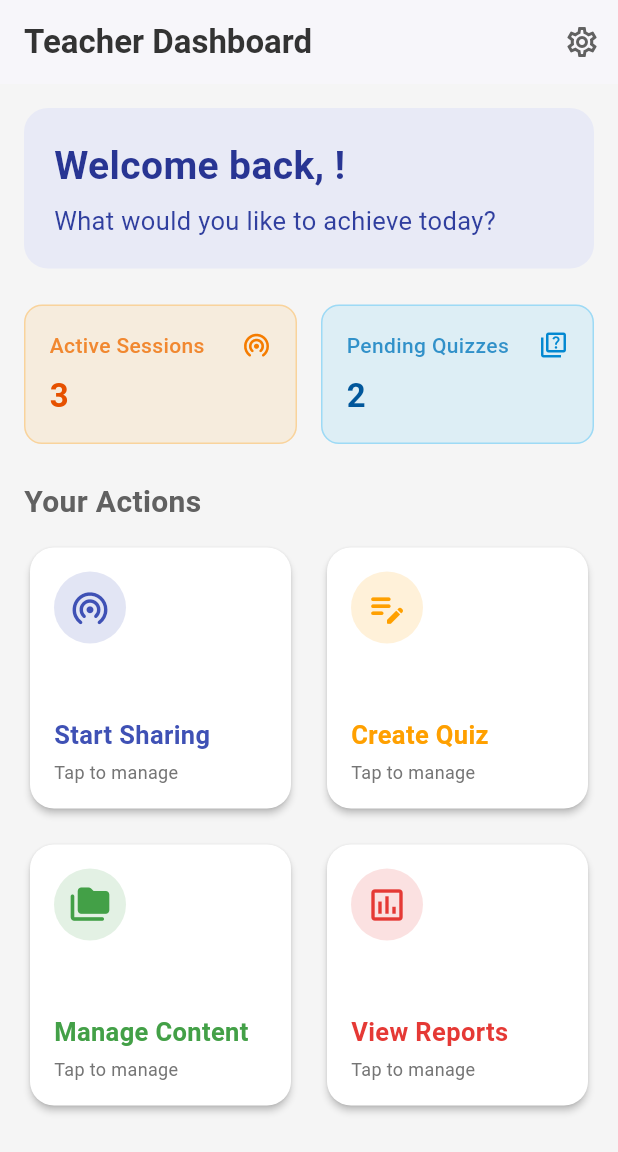
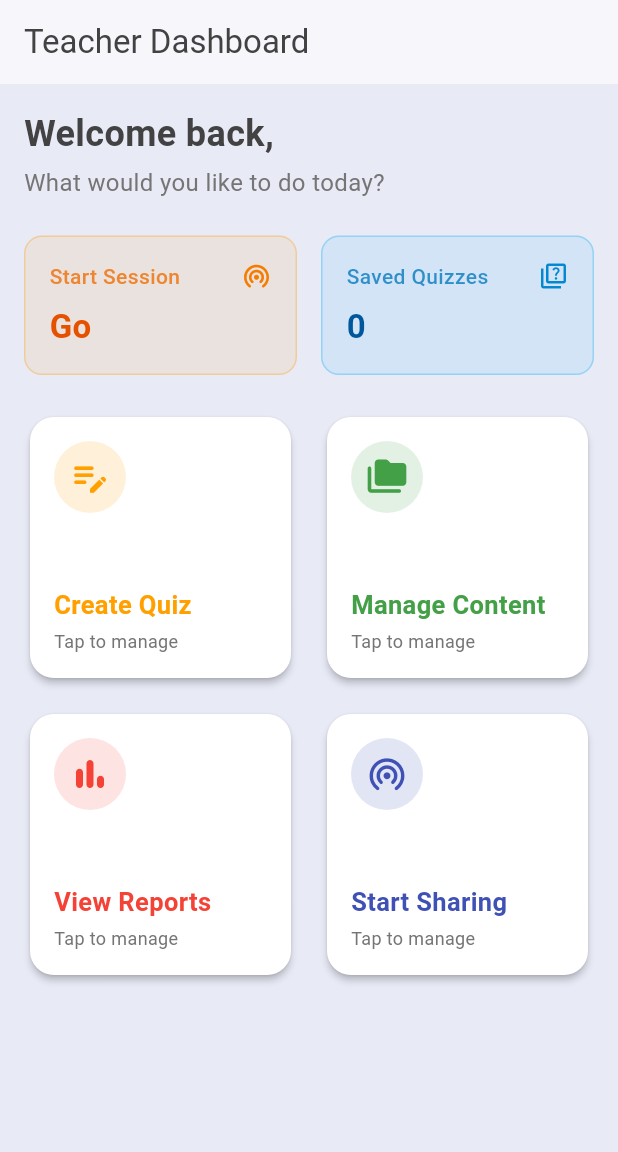
Before and after one commit to harikn2003/peer_to_peer_learning_network, a Flutter app: the TeacherHomePage screen opened directly, on a phone screen of 412 x 824 dp. Shown: the top 1152 px of the screen. Run offline on Flutter 3.47's test engine with Material 3 defaults, Android fonts, the light colour scheme and no system bars; our stand-ins replace device_info_plus, file_picker, location, open_file, permission_handler, pinput and 1 more; missing offline and left inert: nearby_connections; accounts and stored records are empty.

Commit message:
Refactor: Teacher Dashboard UI and Functionality Update
This commit introduces several enhancements to the teacher's home page:

- **Dynamic Quiz Count:** The "Saved Quizzes" stat now dynamically loads and displays the number of quizzes from the application's documents directory.
- **Pull-to-Refresh:** Implemented pull-to-refresh functionality to update both the teacher's name and the quiz count.
- **UI Refinements:**
    - Updated the welcome header style.
    - Changed the background color of the page.
    - Removed the settings icon from the AppBar.
    - Made the "Quick Stats" cards tappable, navigating to "Start Session" and "Content Management" pages respectively.
    - Reordered and updated icons for action cards in the "Your Actions" grid.
- **Navigation Callbacks:** Added callbacks to refresh the quiz count when returning from "Create Quiz" and "Content Management" pages.

```diff
--- a/lib/screens/teacher/home_page.dart
+++ b/lib/screens/teacher/home_page.dart
@@ -1,4 +1,6 @@
+import 'dart:io';
 import 'package:flutter/material.dart';
+import 'package:path_provider/path_provider.dart';
 import 'package:shared_preferences/shared_preferences.dart';
 import 'package:peer_to_peer_learning_network/screens/teacher/create_quiz_page.dart';
 import 'package:peer_to_peer_learning_network/screens/teacher/content_management_page.dart';
@@ -14,102 +16,97 @@ class TeacherHomePage extends StatefulWidget {
 
 class _TeacherHomePageState extends State<TeacherHomePage> {
   String _teacherName = 'Teacher';
+  int _quizCount = 0; // State variable to hold the quiz count
 
   @override
   void initState() {
     super.initState();
-    _loadTeacherName();
+    _loadInitialData();
   }
 
-  Future<void> _loadTeacherName() async {
+  // Loads both the teacher's name and the stats
+  Future<void> _loadInitialData() async {
     final prefs = await SharedPreferences.getInstance();
+    final directory = await getApplicationDocumentsDirectory();
+    final quizzesDir = Directory('${directory.path}/quizzes');
+
+    int count = 0;
+    if (await quizzesDir.exists()) {
+      // Count all .json files in all subject sub-folders
+      count = quizzesDir.listSync(recursive: true).whereType<File>().length;
+    }
+
     setState(() {
       _teacherName = prefs.getString('teacher_userName') ?? 'Teacher';
+      _quizCount = count;
     });
   }
 
   @override
   Widget build(BuildContext context) {
     return Scaffold(
-      backgroundColor: Colors.grey.shade100,
+      backgroundColor: Colors.indigo.shade50,
       appBar: AppBar(
-        title: const Text(
-          'Teacher Dashboard',
-          style: TextStyle(fontWeight: FontWeight.bold, color: Color(0xFF333333)),
-        ),
+        title: const Text('Teacher Dashboard'),
         backgroundColor: Colors.white,
         foregroundColor: Colors.grey.shade800,
         elevation: 1,
-        actions: [
-          IconButton(
-            icon: Icon(Icons.settings_outlined, color: Colors.grey.shade700),
-            onPressed: () {
-              ScaffoldMessenger.of(context).showSnackBar(
-                const SnackBar(content: Text('Settings tapped!')),
-              );
-            },
       ),
-        ],
-      ),
-      body: ListView(
+      body: RefreshIndicator(
+        onRefresh: _loadInitialData, // Allows pull-to-refresh
+        child: ListView(
           padding: const EdgeInsets.all(16.0),
           children: [
             _buildWelcomeHeader(),
             const SizedBox(height: 24),
             _buildQuickStats(),
             const SizedBox(height: 24),
-          Text(
-            'Your Actions',
-            style: TextStyle(
-              fontSize: 20,
-              fontWeight: FontWeight.w600,
-              color: Colors.grey.shade700,
-            ),
-          ),
-          const SizedBox(height: 12),
             _buildActionsGrid(),
           ],
+        ),
       ),
     );
   }
 
   Widget _buildWelcomeHeader() {
-    return Container(
-      padding: const EdgeInsets.all(20.0),
-      decoration: BoxDecoration(
-        color: Colors.indigo.shade50,
-        borderRadius: BorderRadius.circular(16),
-      ),
-      child: Column(
+    return Column(
       crossAxisAlignment: CrossAxisAlignment.start,
       children: [
         Text(
-            'Welcome back, $_teacherName!',
+          'Welcome back, $_teacherName',
           style: TextStyle(
-              fontSize: 26,
+            fontSize: 24,
             fontWeight: FontWeight.bold,
-              color: Colors.indigo.shade800,
+            color: Colors.grey.shade800,
           ),
         ),
-          const SizedBox(height: 6),
+        const SizedBox(height: 4),
         Text(
-            'What would you like to achieve today?',
-            style: TextStyle(fontSize: 17, color: Colors.indigo.shade700),
+          'What would you like to do today?',
+          style: TextStyle(fontSize: 16, color: Colors.grey.shade600),
         ),
       ],
-      ),
     );
   }
 
+  // UPDATED: This widget is now functional
   Widget _buildQuickStats() {
     return Row(
       children: [
         Expanded(
-          child: _buildStatCard('Active Sessions', '3', Icons.wifi_tethering_rounded, Colors.orange),
+          child: InkWell(
+            onTap: () => Navigator.push(context, MaterialPageRoute(builder: (context) => const SharingSessionPage())),
+            borderRadius: BorderRadius.circular(12),
+            child: _buildStatCard('Start Session', 'Go', Icons.wifi_tethering_rounded, Colors.orange),
+          ),
         ),
         const SizedBox(width: 16),
         Expanded(
-          child: _buildStatCard('Pending Quizzes', '2', Icons.quiz_outlined, Colors.lightBlue),
+          child: InkWell(
+            onTap: () => Navigator.push(context, MaterialPageRoute(builder: (context) => const ContentManagementPage())),
+            borderRadius: BorderRadius.circular(12),
+            child: _buildStatCard('Saved Quizzes', _quizCount.toString(), Icons.quiz_outlined, Colors.lightBlue),
+          ),
         ),
       ],
     );
@@ -165,17 +162,6 @@ class _TeacherHomePageState extends State<TeacherHomePage> {
       crossAxisSpacing: 16,
       children: [
         _buildActionCard(
-          title: 'Start Sharing',
-          icon: Icons.wifi_tethering_rounded,
-          color: Colors.indigo,
-            onTap: () {
-              Navigator.push(
-                context,
-                MaterialPageRoute(builder: (context) => const SharingSessionPage()),
-              );
-            },
-        ),
-        _buildActionCard(
           title: 'Create Quiz',
           icon: Icons.edit_note_rounded,
           color: Colors.amber.shade700,
@@ -183,7 +169,7 @@ class _TeacherHomePageState extends State<TeacherHomePage> {
             Navigator.push(
               context,
               MaterialPageRoute(builder: (context) => const CreateQuizPage()),
-            );
+            ).then((_) => _loadInitialData()); // Refresh stats when returning
           },
         ),
         _buildActionCard(
@@ -194,17 +180,28 @@ class _TeacherHomePageState extends State<TeacherHomePage> {
             Navigator.push(
               context,
               MaterialPageRoute(builder: (context) => const ContentManagementPage()),
+            ).then((_) => _loadInitialData()); // Refresh stats when returning
+          },
+        ),
+        _buildActionCard(
+          title: 'View Reports',
+          icon: Icons.bar_chart_rounded,
+          color: Colors.red,
+          onTap: () {
+            Navigator.push(
+              context,
+              MaterialPageRoute(builder: (context) => const ReportsPage()),
             );
           },
         ),
         _buildActionCard(
-          title: 'View Reports',
-          icon: Icons.assessment_outlined,
-          color: Colors.red.shade600,
+          title: 'Start Sharing',
+          icon: Icons.wifi_tethering_rounded,
+          color: Colors.indigo,
           onTap: () {
             Navigator.push(
               context,
-              MaterialPageRoute(builder: (context) => const ReportsPage()),
+              MaterialPageRoute(builder: (context) => const SharingSessionPage()),
             );
           },
         ),
```
Lines whose indentation alone changed are shown as unchanged.
